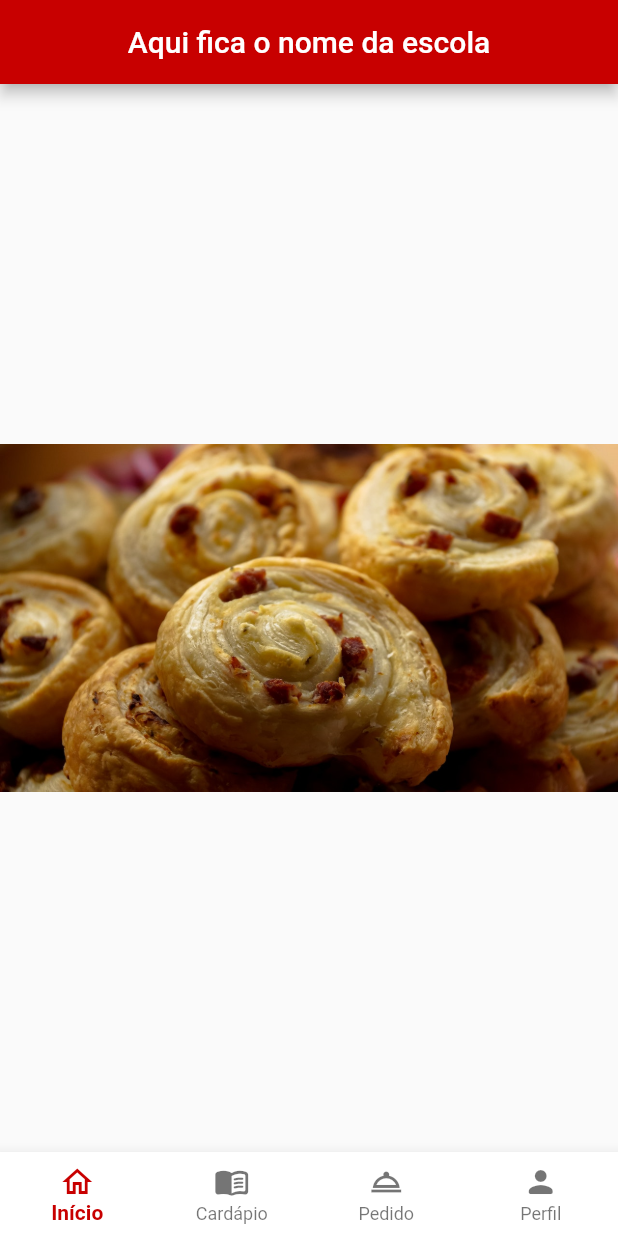
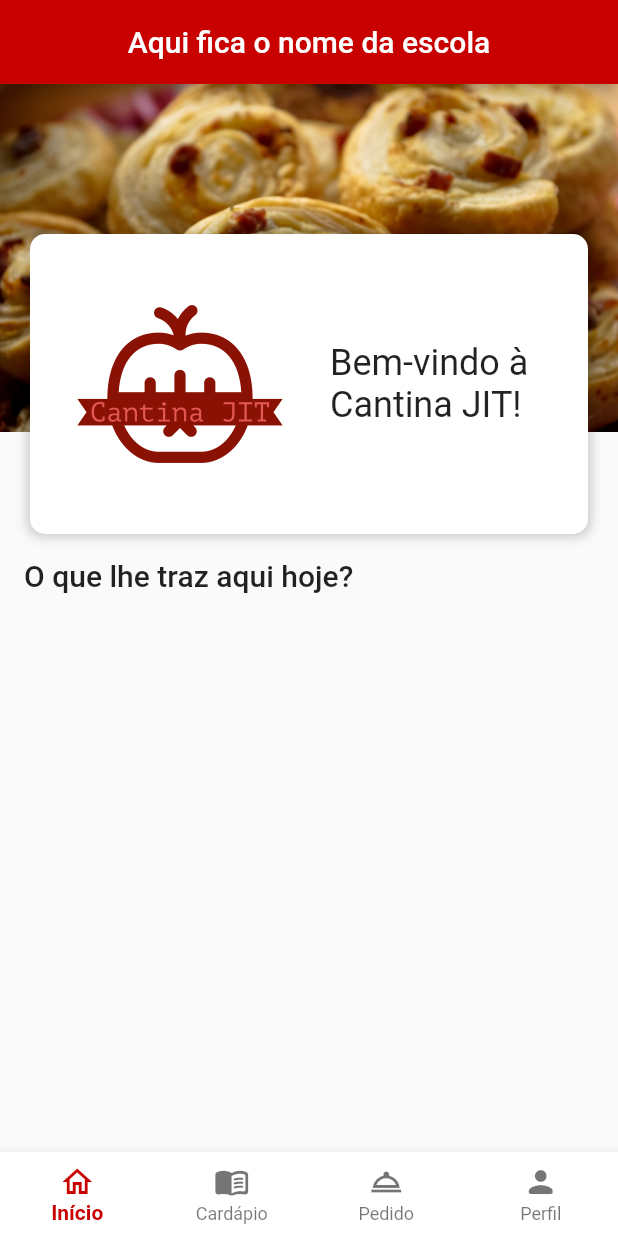
Before and after one commit to guilhermefmmachado/cantina_jit, a Flutter app: the screen it shows after launch, on a phone screen of 412 x 824 dp. Run offline on Flutter 3.47's test engine with Material 2 defaults, Android fonts, the phone set to English and light mode, and no system bars.

Commit message:
Cabeçalho do app

```diff
--- /dev/null
+++ b/assets/system_images/logos/logo_info.txt
@@ -0,0 +1,6 @@
+
+            Fonts used: PTMono-Regular
+
+            Colors used: E45853,891204
+
+            Icon url: https://thenounproject.com/term/pomodoro/4805922
--- a/lib/main.dart
+++ b/lib/main.dart
@@ -1,5 +1,6 @@
 import 'package:flutter/material.dart';
 import 'package:cantina_jit/navigations/tabbar.dart';
+import 'package:flutter/services.dart';
 
 void main() {
   runApp(MyApp());
--- a/lib/views/home.dart
+++ b/lib/views/home.dart
@@ -1,3 +1,4 @@
+import 'package:cantina_jit/auxiliar-classes/app_color_palette.dart';
 import 'package:flutter/material.dart';
 
 class HomeView extends StatefulWidget {
@@ -11,8 +12,63 @@ class _HomeViewState extends State<HomeView> {
   @override
   Widget build(BuildContext context) {
     return Scaffold(
-        body: Center(
-      child: Image.asset("assets/system_images/home-wallpaper.jpg"),
-    ));
+      body: SingleChildScrollView(
+        child: Column(
+          children: [
+            Stack(
+              children: [
+                Image(
+                  image: AssetImage("assets/system_images/home-wallpaper.jpg"),
+                  width: MediaQuery.of(context).size.width,
+                  fit: BoxFit.cover,
+                ),
+                Container(
+                  decoration: BoxDecoration(
+                      color: AppColorPalette.white,
+                      borderRadius: BorderRadius.circular(10),
+                      boxShadow: [
+                        BoxShadow(
+                          color: Colors.black.withOpacity(0.2),
+                          spreadRadius: 2,
+                          blurRadius: 6,
+                        ),
+                      ]),
+                  width: MediaQuery.of(context).size.width,
+                  height: 200,
+                  margin: EdgeInsets.fromLTRB(20, 100, 20, 0),
+                  child: Row(
+                    children: [
+                      Image(
+                          image: AssetImage(
+                              "assets/system_images/logos/Cantina JIT-logos_transparent.png")),
+                      Expanded(
+                        child: Text(
+                          "Bem-vindo à Cantina JIT!",
+                          style: TextStyle(
+                            fontSize: 24,
+                          ),
+                        ),
+                      ),
+                    ],
+                  ),
+                ),
+              ],
+            ),
+            Row(
+              children: [
+                Padding(
+                  padding: const EdgeInsets.all(16),
+                  child: Text(
+                    "O que lhe traz aqui hoje?",
+                    style: Theme.of(context).textTheme.headline6,
+                  ),
+                ),
+              ],
+            ),
+            // ROWS E GESTURE DETECTOR
+          ],
+        ),
+      ),
+    );
   }
 }
--- a/pubspec.yaml
+++ b/pubspec.yaml
@@ -60,8 +60,9 @@ flutter:
   # To add assets to your application, add an assets section, like this:
   # assets:
   assets:
+  - assets/
   - assets/system_images/
-  - assets/
+  - assets/system_images/logos/
   #   - images/a_dot_burr.jpeg
   #   - images/a_dot_ham.jpeg
 
```
Also changed, not shown: assets/system_images/logos/Cantina JIT-logos.jpeg (added), assets/system_images/logos/Cantina JIT-logos_black.png (added), assets/system_images/logos/Cantina JIT-logos_transparent.png (added), assets/system_images/logos/Cantina JIT-logos_white.png (added).
